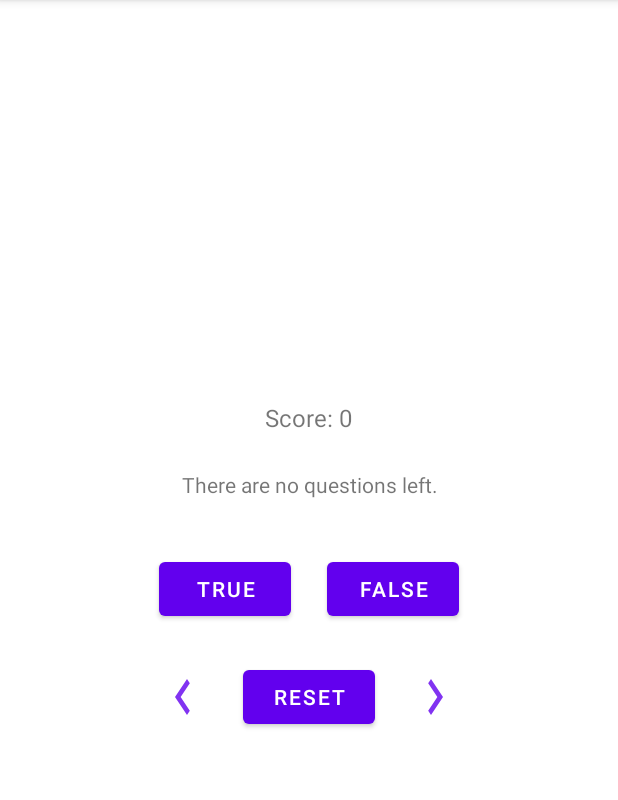
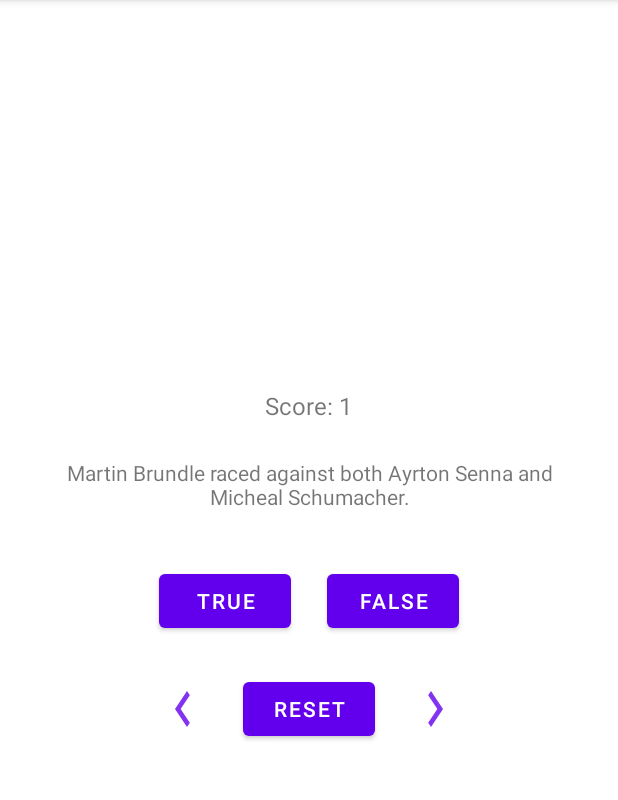
Before and after one commit to Adrian-Luerssen/PP-Assignment-2, an Android app: the screen it shows after launch (MainActivity), after a tap on "TRUE", on a phone screen of 412 x 824 dp, the part 84-884 px from its top. Run offline under Robolectric (Android 15) with nearby library versions, the phone set to English and light mode, and no system bars.

Commit message:
Changes: 	- Changed the way answers and questions work (from string to boolean) 	- Score is now kept on QuestionPool 	- Adapted logic to implement the new functionalities

```diff
--- a/Assignment2/app/src/main/java/com/example/assignment_2/MainActivity.java
+++ b/Assignment2/app/src/main/java/com/example/assignment_2/MainActivity.java
@@ -7,6 +7,7 @@ import android.view.Gravity;
 import android.widget.Button;
 import android.widget.TextView;
 import android.widget.Toast;
+import java.util.Locale;
 
 public class MainActivity extends AppCompatActivity {
 
@@ -19,18 +20,22 @@ public class MainActivity extends AppCompatActivity {
     private Button nextButton;
     private Button backButton;
 
-    private int scoreCounter = 0;
-    private int answerCounter = 0;
-
     @Override
     protected void onCreate(Bundle savedInstanceState) {
         super.onCreate(savedInstanceState);
         setContentView(R.layout.activity_main);
         QuestionPool questionPool = new QuestionPool();
+        // saving the question and answer strings for later use
+        // done as variable to make it more readable
+        String[] questionArray = getResources().getStringArray(R.array.questions);
+        String[] answerArray = getResources().getStringArray(R.array.answers);
         questionPool.init();
         initVars();
-        questionPool.addQuestion(getString(R.string.Question1),true,false);
-        questionPool.addQuestion(getString(R.string.Question2),true,false);
+        // filling the question pool with the previously loaded strings
+        // boolean parsing is required in the answerArray, done with equals
+        for(int i = 0; !questionArray[i].equals("No question has been loaded"); i++){
+            questionPool.addQuestion(questionArray[i], answerArray[i].equals("TRUE"));
+        }
         question.setText(questionPool.getQuestionString());
         // setting the initial question on start up
         // creating the toast for a correct answer
@@ -43,18 +48,23 @@ public class MainActivity extends AppCompatActivity {
 
         trueButton.setOnClickListener(view -> {
             if (!questionPool.isEmpty()){
-
                 // the user presses true, display the corresponding toast if the answer is correct or not
                 if (questionPool.answerIsCorrect(true)) {
-                    correctToast.setText(getString(R.string.toast_correct)+"\n"+questionPool.getQuestionExplanation());
+                    correctToast.setText(getString(R.string.toast_correct)+"\n" + questionPool.getQuestionExplanation());
                     correctToast.show();
-                    scoreCounter += 1;
+                    questionPool.popCurrentQuestion(true);
+                    score.setText(String.format(Locale.ENGLISH, "Score: %d", questionPool.getCorrectAnswers()));
                 } else {
-                    incorrectToast.setText(getString(R.string.toast_incorrect)+"\n"+questionPool.getQuestionExplanation());
+                    incorrectToast.setText(getString(R.string.toast_incorrect) + "\n" + questionPool.getQuestionExplanation());
                     incorrectToast.show();
+                    questionPool.popCurrentQuestion(false);
 
                 }
-                answerCounter += 1;
+
+                // shift index to next question
+                questionPool.nextQuestion();
+                // change the text to make it into the new question
+                question.setText(questionPool.getQuestionString());
 
             } else{
                 question.setText(questionPool.getQuestionString()); // changes the display question
@@ -67,26 +77,32 @@ public class MainActivity extends AppCompatActivity {
 
                 // the user presses true, display the corresponding toast if the answer is correct or not
                 if (questionPool.answerIsCorrect(false)) {
-                    correctToast.setText(getString(R.string.toast_correct)+"\n"+questionPool.getQuestionExplanation());
+                    correctToast.setText(getString(R.string.toast_correct) + "\n" + questionPool.getQuestionExplanation());
                     correctToast.show();
+                    questionPool.popCurrentQuestion(true);
+                    score.setText(String.format(Locale.ENGLISH, "Score: %d", questionPool.getCorrectAnswers()));
 
-                    scoreCounter += 1;
                 } else {
                     incorrectToast.setText(getString(R.string.toast_incorrect)+"\n"+questionPool.getQuestionExplanation());
                     incorrectToast.show();
+                    questionPool.popCurrentQuestion(false);
                 }
-                answerCounter += 1;
+
+                // shift index to next question
+                questionPool.nextQuestion();
+                // change the text to make it into the new question
+                question.setText(questionPool.getQuestionString());
 
 
             } else {
                 question.setText(questionPool.getQuestionString()); // changes the display question
             }
+
+
         });
 
         resetButton.setOnClickListener(view -> {
             questionPool.restartQuestions();
-            answerCounter = 0;
-            scoreCounter = 0;
             question.setText(questionPool.getQuestionString()); // changes the display question
             score.setText(R.string.Score);
         });
@@ -94,7 +110,6 @@ public class MainActivity extends AppCompatActivity {
         nextButton.setOnClickListener(view -> {
             questionPool.nextQuestion();
             question.setText(questionPool.getQuestionString()); // changes the display question
-
         });
 
         backButton.setOnClickListener(view -> {
@@ -113,7 +128,6 @@ public class MainActivity extends AppCompatActivity {
         falseButton = (Button) findViewById(R.id.false_button); // false button in the view
         question = (TextView) findViewById(R.id.question); // text box displaying the question in the view
         score = (TextView) findViewById(R.id.score);
-
     }
 
 
--- a/Assignment2/app/src/main/java/com/example/assignment_2/Question.java
+++ b/Assignment2/app/src/main/java/com/example/assignment_2/Question.java
@@ -1,10 +1,9 @@
 package com.example.assignment_2;
 
 public class Question {
-    private String question;
-    private boolean correctAnswer;
-    private boolean wrongAnswer;
-    private String explanation;
+    private final String question;
+    private final boolean correctAnswer;
+    private final String explanation;
 
     public String getQuestion() {
         return question;
@@ -15,16 +14,14 @@ public class Question {
         return this.correctAnswer == answer;
     }
 
-    public Question(String question, boolean correctAnswer, boolean wrongAnswer) {
+    public Question(String question, boolean correctAnswer) {
         this.question = question;
         this.correctAnswer = correctAnswer;
-        this.wrongAnswer = wrongAnswer;
         this.explanation = "";
     }
-    public Question(String question, boolean correctAnswer, boolean wrongAnswer, String explanation) {
+    public Question(String question, boolean correctAnswer, String explanation) {
         this.question = question;
         this.correctAnswer = correctAnswer;
-        this.wrongAnswer = wrongAnswer;
         this.explanation = explanation;
     }
 }
--- a/Assignment2/app/src/main/java/com/example/assignment_2/QuestionPool.java
+++ b/Assignment2/app/src/main/java/com/example/assignment_2/QuestionPool.java
@@ -1,15 +1,20 @@
 package com.example.assignment_2;
 
 import java.util.ArrayList;
-import java.util.Random;
 
 public class QuestionPool {
+
     private ArrayList<com.example.assignment_2.Question> questions;
+
+    private int correctAnswers;
+
     private int index;
 
     public void init(){
 
         index = 0;
+
+        correctAnswers = 0;
 
         questions = new ArrayList<>();
 
@@ -18,38 +23,62 @@ public class QuestionPool {
     public boolean isEmpty(){
         return questions.size() == 0;
     }
+
     public boolean answerIsCorrect(boolean answer) {
 
         return questions.get(index).isCorrect(answer);
 
     }
     public void nextQuestion() {
-        index = (index < questions.size()-1)? index+1:index;
+
+        index++;
+
+        // changed previous code to an if statement to make the arrows circular
+        if(index == questions.size()){
+            index = 0;
+        }
+
         System.out.println(index);
 
     }
     public void backQuestion() {
-        index = (index == 0)? index:index-1;
 
+        index--;
+
+        // changed it to an if statement to make the arrows circular
+        if(index < 0){
+            index = questions.size() - 1;
+        }
 
     }
 
     public String getQuestionString() {
         return (isEmpty())?"There are no questions left.":questions.get(index).getQuestion();
     }
-    public void addQuestion(String question, boolean correctAnswer, boolean wrongAnswer){
-        questions.add(new Question(question,correctAnswer,wrongAnswer));
+    public void addQuestion(String question, boolean correctAnswer){
+        questions.add(new Question(question,correctAnswer));
     }
+
     public String getQuestionExplanation(){
         return questions.get(index).getExplanation();
     }
 
-    public void popCurrentQuestion(){
+    public void popCurrentQuestion(boolean answerCorrect){
+
+        if(answerCorrect){
+            correctAnswers++;
+        }
+
         questions.remove(index);
+
     }
 
     public void restartQuestions(){
         index = 0;
     }
 
+    public int getCorrectAnswers(){
+        return correctAnswers;
+    }
+
 }
--- a/Assignment2/app/src/main/res/values/strings.xml
+++ b/Assignment2/app/src/main/res/values/strings.xml
@@ -8,12 +8,14 @@
     <string name="Score">Score: 0</string>
     <string name="Reset_Button">Reset</string>
     <string name="score_format">Score: %d/%d</string>
+    <string name="Question1" />
+    <string name="Question2" />
 
     <string-array name="questions">
-        <item name="Question1">Paris the capital city of france.</item>
+        <item name="Question1">Paris is the capital city of France.</item>
         <item name="Question2">A conventional tennis set 6 games.</item>
         <item name="Question3">Martin Brundle raced against both Ayrton Senna and Micheal Schumacher.</item>
-        <item name="Question4">Ayrton Senna is the only brazilian driver to win a grand prix.</item>
+        <item name="Question4">Ayrton Senna is the only brazilian driver to win a Grand Prix.</item>
         <item name="Question5">No question has been loaded</item>
         <item name="Question6">No question has been loaded</item>
         <item name="Question7">No question has been loaded</item>
```
Also changed, not shown: 1 other file.
